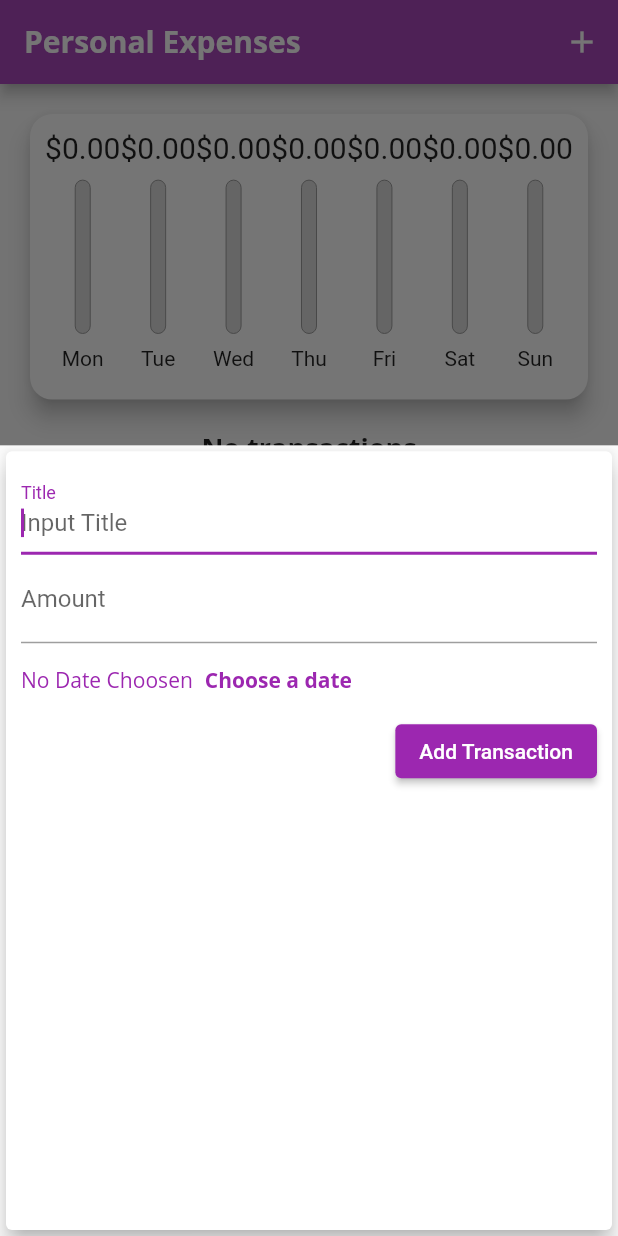
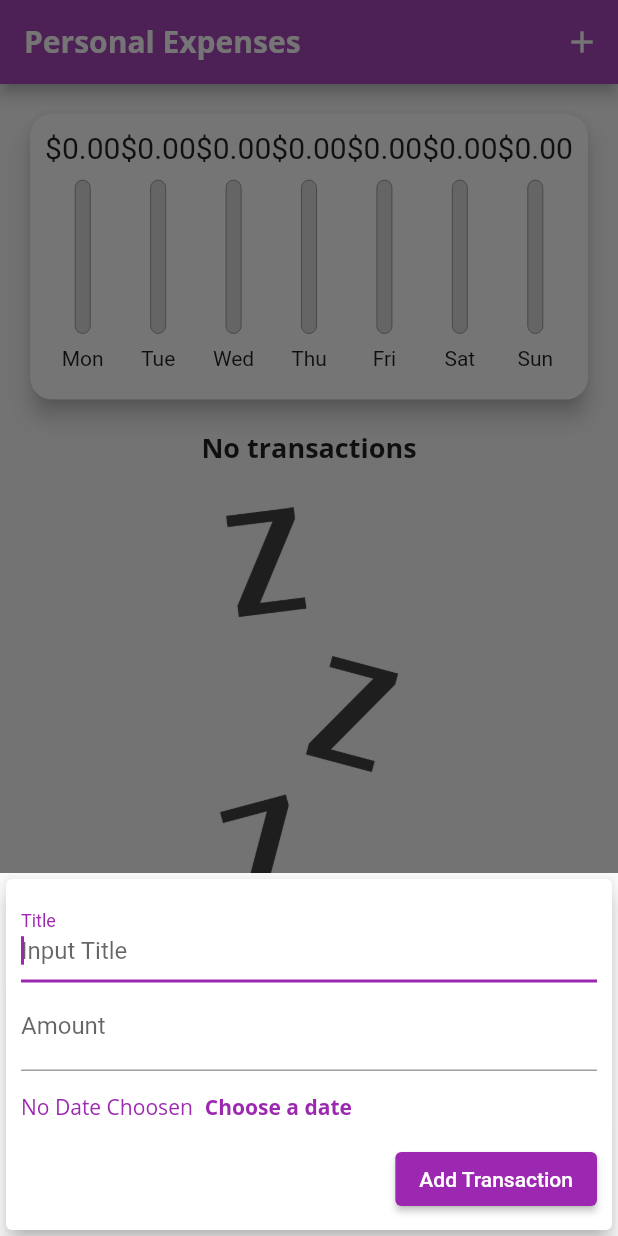
Before and after one commit to minhdang2803/Self-learning-Flutter, a Flutter app: the screen it shows after launch, after a tap on the "add" icon, on a phone screen of 412 x 824 dp. Run offline on Flutter 3.47's test engine with Material 2 defaults, Android fonts, the phone set to English and light mode, and no system bars.

Commit message:
New Pictures

```diff
--- a/udemy_project2/lib/main.dart
+++ b/udemy_project2/lib/main.dart
@@ -11,6 +11,7 @@ class MyApp extends StatelessWidget {
       home: MyHomePage(),
       theme: ThemeData(
         primarySwatch: Colors.purple,
+        errorColor: Colors.red,
         fontFamily: 'Quicksand',
         //TextTheme: Setting theme for the rest of the application
         textTheme: ThemeData.light().textTheme.copyWith(
@@ -22,7 +23,8 @@ class MyApp extends StatelessWidget {
               headline5: TextStyle(
                   fontFamily: 'OpenSans',
                   fontSize: 18,
-                fontWeight: FontWeight.w700)),
+                  fontWeight: FontWeight.w700),
+            ),
         appBarTheme: ThemeData.light().appBarTheme.copyWith(
               titleTextStyle: TextStyle(
                 fontFamily: 'OpenSans',
--- a/udemy_project2/lib/widgets/chart_bar.dart
+++ b/udemy_project2/lib/widgets/chart_bar.dart
@@ -1,14 +1,13 @@
 import 'package:flutter/material.dart';
 
 class ChartBar extends StatefulWidget {
+  final String label;
+  final double spendAmount;
+  final double spendingPercent;
   ChartBar(
       {required this.label,
       required this.spendAmount,
       required this.spendingPercent});
-
-  final String label;
-  final double spendAmount;
-  final double spendingPercent;
 
   @override
   State<ChartBar> createState() => _ChartBarState();
--- a/udemy_project2/lib/widgets/home_page.dart
+++ b/udemy_project2/lib/widgets/home_page.dart
@@ -1,4 +1,7 @@
+import 'dart:io';
+
 import 'package:flutter/material.dart';
+
 import '../models/transaction.dart';
 import 'transaction_list.dart';
 import 'new_transaction.dart';
@@ -58,8 +61,9 @@ class _MyHomePageState extends State<MyHomePage> {
 
   @override
   Widget build(BuildContext context) {
-    // Lanscape checking
-    bool _isLanscape = MediaQuery.of(context).orientation ==
+    final isIOS = Platform.isIOS;
+    final mediaQuery = MediaQuery.of(context);
+    bool _isLanscape = mediaQuery.orientation ==
         Orientation.landscape; // Check for the Orientation of Apps
     // AppBar
     final AppBar appBar = AppBar(
@@ -84,25 +88,25 @@ class _MyHomePageState extends State<MyHomePage> {
                 mainAxisAlignment: MainAxisAlignment.center,
                 children: [
                   Text("Show Charts"),
-                  Switch(
-                      value: _allowSwitch,
-                      onChanged: (value) =>
-                          setState(() => _allowSwitch = value))
+                  Switch.adaptive(
+                    value: _allowSwitch,
+                    onChanged: (value) => setState(() => _allowSwitch = value),
+                  )
                 ],
               ),
             if (_isLanscape)
               (_allowSwitch == true)
                   ? Container(
-                      height: (MediaQuery.of(context).size.height -
+                      height: (mediaQuery.size.height -
                               appBar.preferredSize.height -
-                              MediaQuery.of(context).padding.top) *
+                              mediaQuery.padding.top) *
                           0.7,
                       child: Charts(_getRecentTransactions),
                     )
                   : Container(
-                      height: (MediaQuery.of(context).size.height -
+                      height: (mediaQuery.size.height -
                               appBar.preferredSize.height -
-                              MediaQuery.of(context).padding.top) *
+                              mediaQuery.padding.top) *
                           0.7,
                       child: TransactionList(
                         transaction: _userTransaction,
@@ -112,17 +116,17 @@ class _MyHomePageState extends State<MyHomePage> {
                     ),
             if (_isLanscape == false)
               Container(
-                height: (MediaQuery.of(context).size.height -
+                height: (mediaQuery.size.height -
                         appBar.preferredSize.height -
-                        MediaQuery.of(context).padding.top) *
+                        mediaQuery.padding.top) *
                     0.3,
                 child: Charts(_getRecentTransactions),
               ),
             if (_isLanscape == false)
               Container(
-                height: (MediaQuery.of(context).size.height -
+                height: (mediaQuery.size.height -
                         appBar.preferredSize.height -
-                        MediaQuery.of(context).padding.top) *
+                        mediaQuery.padding.top) *
                     0.7,
                 child: TransactionList(
                   transaction: _userTransaction,
@@ -134,10 +138,12 @@ class _MyHomePageState extends State<MyHomePage> {
         ),
       ),
       floatingActionButtonLocation: FloatingActionButtonLocation.centerFloat,
-      floatingActionButton: FloatingActionButton(
-        onPressed: () => _startAddNewTransaction(context),
-        child: Icon(Icons.add),
-      ),
+      floatingActionButton: isIOS
+          ? null
+          : FloatingActionButton(
+              onPressed: () => _startAddNewTransaction(context),
+              child: Icon(Icons.add),
+            ),
     );
   }
 }
--- a/udemy_project2/lib/widgets/new_transaction.dart
+++ b/udemy_project2/lib/widgets/new_transaction.dart
@@ -49,18 +49,23 @@ class _NewTransactionState extends State<NewTransaction> {
 
   @override
   Widget build(BuildContext context) {
-    return Card(
+    return SingleChildScrollView(
+      child: Card(
         elevation: 6,
         child: Container(
-        height: MediaQuery.of(context).size.height * 0.63,
-        padding: EdgeInsets.all(10),
+          padding: EdgeInsets.only(
+            top: 10.0,
+            left: 10.0,
+            right: 10.0,
+            bottom: 10,
+          ),
           child: Column(
             crossAxisAlignment: CrossAxisAlignment.end,
             children: <Widget>[
               TextField(
                 autofocus: true,
-              decoration:
-                  InputDecoration(labelText: "Title", hintText: "Input Title"),
+                decoration: InputDecoration(
+                    labelText: "Title", hintText: "Input Title"),
                 controller: _titleController,
                 onChanged: (value) => print(_titleController.text),
               ),
@@ -102,6 +107,7 @@ class _NewTransactionState extends State<NewTransaction> {
             ],
           ),
         ),
+      ),
     );
   }
 }
```
Also changed, not shown: udemy_project2/lib/widgets/transaction_list.dart (+18 -5 lines), images/CheckPlatform.png (added), images/CheckPlatform1.png (added), images/KeyboardAndBottomSheets.png (added), images/KeyboardHideBottomSheets.png (added), images/MediaQuery.png (added), images/OrientationExample.png (added), images/keyboardWithModalBottomSheet.png (added), 1 other file. Lines whose indentation alone changed are shown as unchanged.
